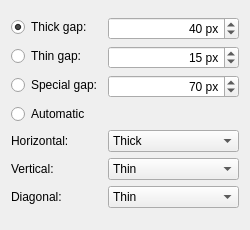
Above: plugins/tools/tool_knife/KisToolKnifeOptionsWidget.ui from KDE/krita before the change. Below: the same form after it.
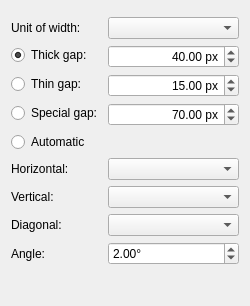
That is the form after the change. Custom widgets are drawn as their Qt base class.

Diff of the .ui file:
```diff
--- a/plugins/tools/tool_knife/KisToolKnifeOptionsWidget.ui
+++ b/plugins/tools/tool_knife/KisToolKnifeOptionsWidget.ui
@@ -11,7 +11,7 @@
     <x>0</x>
     <y>0</y>
     <width>250</width>
-    <height>230</height>
+    <height>306</height>
    </rect>
   </property>
   <layout class="QVBoxLayout" name="mainLayout">
@@ -20,6 +20,16 @@
    </item>
    <item>
     <layout class="QFormLayout" name="formLayout">
+     <item row="0" column="0">
+      <widget class="QLabel" name="label_4">
+       <property name="text">
+        <string>Unit of width:</string>
+       </property>
+      </widget>
+     </item>
+     <item row="0" column="1">
+      <widget class="QComboBox" name="unitsCombobox"/>
+     </item>
      <item row="1" column="0">
       <widget class="QRadioButton" name="thickGapWidthRadioButton">
        <property name="text">
@@ -31,7 +41,7 @@
       </widget>
      </item>
      <item row="1" column="1">
-      <widget class="QSpinBox" name="thickGapWidth">
+      <widget class="KisDoubleSliderSpinBox" name="thickGapWidth">
        <property name="sizePolicy">
         <sizepolicy hsizetype="MinimumExpanding" vsizetype="Fixed">
          <horstretch>0</horstretch>
@@ -45,16 +55,16 @@
         <string> px</string>
        </property>
        <property name="minimum">
-        <number>0</number>
+        <double>0.000000000000000</double>
        </property>
        <property name="maximum">
-        <number>4000</number>
+        <double>500.000000000000000</double>
        </property>
        <property name="singleStep">
         <number>50</number>
        </property>
        <property name="value">
-        <number>40</number>
+        <double>40.000000000000000</double>
        </property>
       </widget>
      </item>
@@ -66,7 +76,7 @@
       </widget>
      </item>
      <item row="2" column="1">
-      <widget class="QSpinBox" name="thinGapWidth">
+      <widget class="KisDoubleSliderSpinBox" name="thinGapWidth">
        <property name="sizePolicy">
         <sizepolicy hsizetype="MinimumExpanding" vsizetype="Fixed">
          <horstretch>0</horstretch>
@@ -80,16 +90,16 @@
         <string> px</string>
        </property>
        <property name="minimum">
-        <number>0</number>
+        <double>0.000000000000000</double>
        </property>
        <property name="maximum">
-        <number>4000</number>
+        <double>500.000000000000000</double>
        </property>
        <property name="singleStep">
         <number>50</number>
        </property>
        <property name="value">
-        <number>15</number>
+        <double>15.000000000000000</double>
        </property>
       </widget>
      </item>
@@ -101,7 +111,7 @@
       </widget>
      </item>
      <item row="3" column="1">
-      <widget class="QSpinBox" name="customGapWidth">
+      <widget class="KisDoubleSliderSpinBox" name="customGapWidth">
        <property name="sizePolicy">
         <sizepolicy hsizetype="MinimumExpanding" vsizetype="Fixed">
          <horstretch>0</horstretch>
@@ -115,16 +125,16 @@
         <string> px</string>
        </property>
        <property name="minimum">
-        <number>0</number>
+        <double>0.000000000000000</double>
        </property>
        <property name="maximum">
-        <number>4000</number>
+        <double>500.000000000000000</double>
        </property>
        <property name="singleStep">
         <number>50</number>
        </property>
        <property name="value">
-        <number>70</number>
+        <double>70.000000000000000</double>
        </property>
       </widget>
      </item>
@@ -142,6 +152,13 @@
        </property>
       </widget>
      </item>
+     <item row="5" column="1">
+      <widget class="QComboBox" name="automaticHorizontalCombobox">
+       <property name="currentText">
+        <string/>
+       </property>
+      </widget>
+     </item>
      <item row="6" column="0">
       <widget class="QLabel" name="label_2">
        <property name="text">
@@ -149,6 +166,13 @@
        </property>
       </widget>
      </item>
+     <item row="6" column="1">
+      <widget class="QComboBox" name="automaticVerticalCombobox">
+       <property name="currentText">
+        <string/>
+       </property>
+      </widget>
+     </item>
      <item row="7" column="0">
       <widget class="QLabel" name="label_3">
        <property name="text">
@@ -156,37 +180,30 @@
        </property>
       </widget>
      </item>
-     <item row="5" column="1">
-      <widget class="QComboBox" name="comboBox">
-       <property name="currentText">
-        <string>Thick</string>
-       </property>
-       <item>
-        <property name="text">
-         <string>Thick</string>
-        </property>
-       </item>
-      </widget>
-     </item>
-     <item row="6" column="1">
-      <widget class="QComboBox" name="comboBox_2">
-       <property name="currentText">
-        <string>Thin</string>
-       </property>
-       <item>
-        <property name="text">
-         <string>Thin</string>
-        </property>
-       </item>
-      </widget>
-     </item>
      <item row="7" column="1">
-      <widget class="QComboBox" name="comboBox_3">
-       <item>
-        <property name="text">
-         <string>Thin</string>
-        </property>
-       </item>
+      <widget class="QComboBox" name="automaticDiagonalCombobox"/>
+     </item>
+     <item row="8" column="0">
+      <widget class="QLabel" name="label_5">
+       <property name="text">
+        <string>Angle:</string>
+       </property>
+      </widget>
+     </item>
+     <item row="8" column="1">
+      <widget class="KisDoubleSliderSpinBox" name="gutterWidthAngleSpinBox">
+       <property name="prefix">
+        <string/>
+       </property>
+       <property name="suffix">
+        <string>°</string>
+       </property>
+       <property name="maximum">
+        <double>45.000000000000000</double>
+       </property>
+       <property name="value">
+        <double>2.000000000000000</double>
+       </property>
       </widget>
      </item>
     </layout>
@@ -212,6 +229,17 @@
    <extends>QWidget</extends>
    <header>KisOptionButtonStrip.h</header>
   </customwidget>
+  <customwidget>
+   <class>KisDoubleParseSpinBox</class>
+   <extends>QDoubleSpinBox</extends>
+   <header>kis_double_parse_spin_box.h</header>
+  </customwidget>
+  <customwidget>
+   <class>KisDoubleSliderSpinBox</class>
+   <extends>KisDoubleParseSpinBox</extends>
+   <header location="global">kis_slider_spin_box.h</header>
+   <container>1</container>
+  </customwidget>
  </customwidgets>
  <resources/>
  <connections/>
```
Left out of the diff: 6 changed lines with no effect on the pictures.
